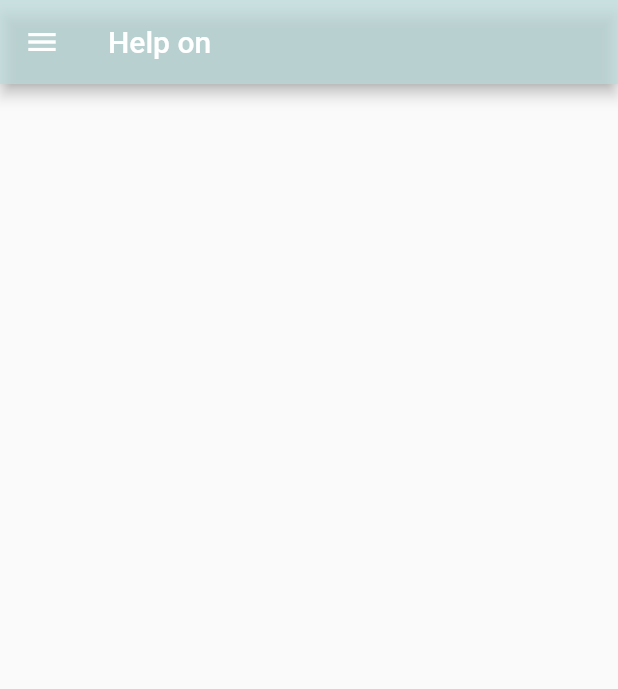
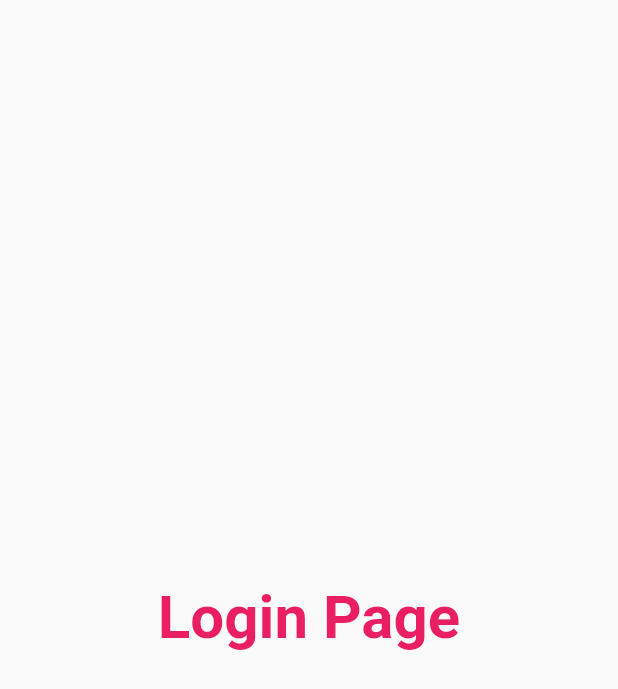
Before and after one commit to arunsingh28/flutter-app-ui, a Flutter app: the screen it shows after launch, on a phone screen of 412 x 824 dp. Shown: the top 689 px of the screen. Run offline on Flutter 3.47's test engine with Material 2 defaults, Android fonts, the phone set to English and light mode, and no system bars.

Commit message:
login page

```diff
--- a/lib/main.dart
+++ b/lib/main.dart
@@ -1,5 +1,7 @@
 import 'package:flutter/material.dart';
 import 'pages/home_page.dart';
+import 'pages/login_page.dart';
+
 
 void main() {
   runApp(MyApp());
@@ -13,7 +15,8 @@ class MyApp extends StatelessWidget {
     return MaterialApp(
       themeMode: ThemeMode.light,
       routes: {
-        "/" : (context) => HomePage(),
+        "/" : (context) => LoginPage(),
+        "/login" : (context) => HomePage(),
       },
     );
   }
--- a/lib/pages/home_page.dart
+++ b/lib/pages/home_page.dart
@@ -3,7 +3,6 @@ import 'package:flutter/material.dart';
 class HomePage extends StatelessWidget {
   @override
   Widget build(BuildContext context) {
-    print(context);
     return Scaffold(
       appBar: buildAppBar(),
       drawer: Drawer(
@@ -13,7 +12,7 @@ class HomePage extends StatelessWidget {
     );
   }
 
-  @override
+
   AppBar buildAppBar() {
     return AppBar(
       title: Text("Help on",
--- /dev/null
+++ b/lib/pages/login_page.dart
@@ -0,0 +1,20 @@
+import 'package:flutter/material.dart';
+
+class LoginPage extends StatelessWidget {
+  @override
+  Widget build(BuildContext context) {
+    return Material(
+      child: Center(
+        child: Text("Login Page",
+         style: TextStyle(
+           fontSize: 20,
+           fontWeight: FontWeight.bold,
+           color: Colors.pink,
+           wordSpacing: 0,
+         ),
+        textScaleFactor: 2,
+         )
+        ),
+    );
+  }
+}
```
